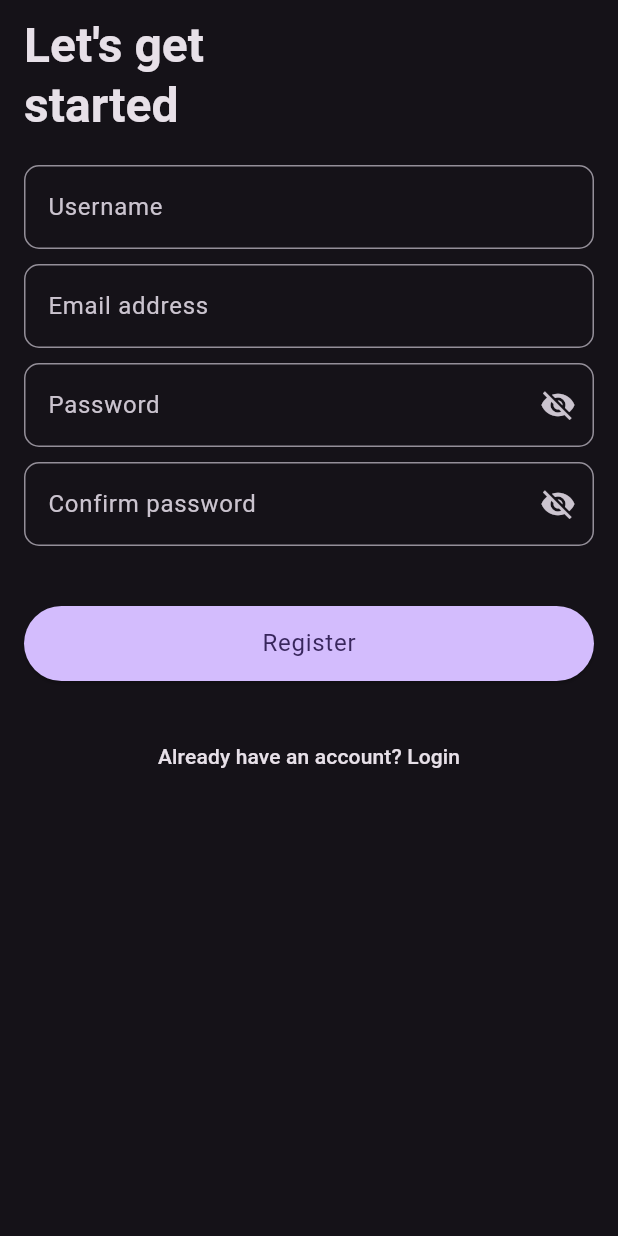
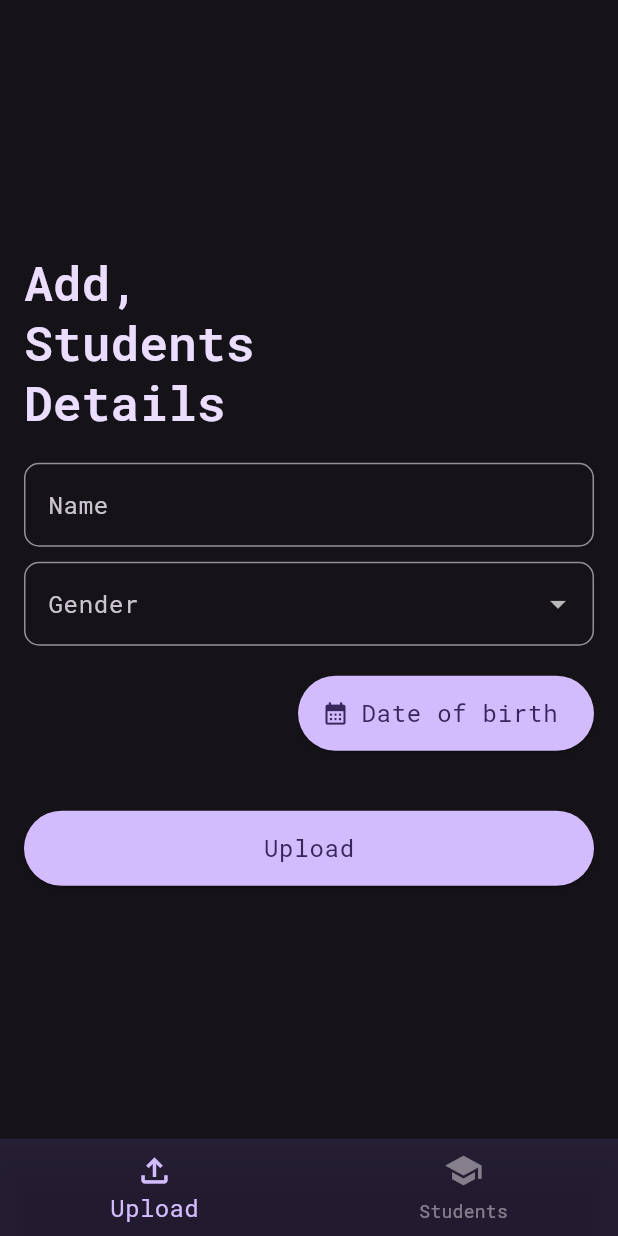
Before and after one commit to hinasahammed/ClassManage, a Flutter app: the screen it shows after launch, on a phone screen of 412 x 824 dp. Run offline on Flutter 3.47's test engine with Material 3 defaults, Android fonts, the phone set to English and light mode, and no system bars; our stand-ins replace gap, google_fonts.

Commit message:
added bottom bar,all studentd

```diff
--- /dev/null
+++ b/lib/all_students.dart
@@ -0,0 +1,30 @@
+import 'package:flutter/material.dart';
+
+class AllStudents extends StatelessWidget {
+  const AllStudents({super.key});
+
+  @override
+  Widget build(BuildContext context) {
+    final theme = Theme.of(context);
+    return Scaffold(
+      body: SafeArea(
+          child: SingleChildScrollView(
+        padding: const EdgeInsets.symmetric(
+          horizontal: 16,
+          vertical: 10,
+        ),
+        child: Column(
+          children: [
+            Text(
+              'All  ,\nStudents',
+              style: theme.textTheme.headlineLarge!.copyWith(
+                color: theme.colorScheme.onPrimaryContainer,
+                fontWeight: FontWeight.w600,
+              ),
+            ),
+          ],
+        ),
+      )),
+    );
+  }
+}
--- /dev/null
+++ b/lib/bottom_bar.dart
@@ -0,0 +1,48 @@
+import 'package:class_manage/all_students.dart';
+import 'package:class_manage/upload.dart';
+import 'package:flutter/material.dart';
+
+class BottomBar extends StatefulWidget {
+  const BottomBar({super.key});
+
+  @override
+  State<BottomBar> createState() => _BottomBarState();
+}
+
+class _BottomBarState extends State<BottomBar> {
+  int currentIndex = 0;
+  final List pages = [
+    const Upload(),
+    const AllStudents(),
+  ];
+  @override
+  Widget build(BuildContext context) {
+    final theme = Theme.of(context);
+    return Scaffold(
+      body: pages[currentIndex],
+      bottomNavigationBar: BottomNavigationBar(
+        onTap: (value) {
+          setState(() {
+            currentIndex = value;
+          });
+        },
+        currentIndex: currentIndex,
+        selectedItemColor: theme.colorScheme.primary,
+        selectedFontSize: 16,
+        iconSize: 26,
+        backgroundColor: theme.colorScheme.primaryContainer.withOpacity(.3),
+        unselectedItemColor: theme.colorScheme.onSurface.withOpacity(.5),
+        items: const [
+          BottomNavigationBarItem(
+            icon: Icon(Icons.file_upload_outlined),
+            label: 'Upload',
+          ),
+          BottomNavigationBarItem(
+            icon: Icon(Icons.school),
+            label: 'Students',
+          ),
+        ],
+      ),
+    );
+  }
+}
--- a/lib/custom_button.dart
+++ b/lib/custom_button.dart
@@ -3,17 +3,24 @@ import 'package:flutter/material.dart';
 class CustomButton extends StatelessWidget {
   final void Function()? onPressed;
   final String title;
-  const CustomButton({super.key, this.onPressed, required this.title});
+  final Widget? icon;
+  const CustomButton({
+    super.key,
+    this.onPressed,
+    required this.title,
+    this.icon,
+  });
 
   @override
   Widget build(BuildContext context) {
     final theme = Theme.of(context);
-    return ElevatedButton(
+    return ElevatedButton.icon(
       style: ElevatedButton.styleFrom(
         backgroundColor: theme.colorScheme.primary,
       ),
+      icon: icon,
       onPressed: onPressed,
-      child: Text(
+      label: Text(
         title,
         style: theme.textTheme.bodyLarge!.copyWith(
           color: theme.colorScheme.onPrimary,
--- a/lib/custom_textformfield.dart
+++ b/lib/custom_textformfield.dart
@@ -19,17 +19,22 @@ class CustomTextformfield extends StatelessWidget {
 
   @override
   Widget build(BuildContext context) {
+    final theme = Theme.of(context);
     return TextFormField(
       controller: controller,
       keyboardType: keyboardType,
       obscureText: obscureText,
       validator: validator,
+      style: theme.textTheme.bodyLarge!.copyWith(
+        color: theme.colorScheme.primary,
+      ),
       decoration: InputDecoration(
         border: OutlineInputBorder(
           borderRadius: BorderRadius.circular(10),
         ),
         label: Text(title),
         suffixIcon: suffixIcon,
+        focusColor: theme.colorScheme.primary,
       ),
     );
   }
--- a/lib/main.dart
+++ b/lib/main.dart
@@ -1,6 +1,6 @@
-import 'package:class_manage/login.dart';
-import 'package:class_manage/register.dart';
+import 'package:class_manage/bottom_bar.dart';
 import 'package:flutter/material.dart';
+import 'package:google_fonts/google_fonts.dart';
 
 void main() {
   runApp(const MyApp());
@@ -20,8 +20,9 @@
           brightness: Brightness.dark,
         ),
         useMaterial3: true,
+        textTheme: GoogleFonts.robotoMonoTextTheme()
       ),
-      home: const Register(),
+      home: const BottomBar(),
     );
   }
 }
--- /dev/null
+++ b/lib/upload.dart
@@ -0,0 +1,102 @@
+import 'package:class_manage/custom_button.dart';
+import 'package:class_manage/custom_textformfield.dart';
+import 'package:flutter/material.dart';
+import 'package:gap/gap.dart';
+
+class Upload extends StatelessWidget {
+  const Upload({super.key});
+
+  @override
+  Widget build(BuildContext context) {
+    final theme = Theme.of(context);
+    return Scaffold(
+      body: SafeArea(
+        child: Center(
+          child: SingleChildScrollView(
+            padding: const EdgeInsets.symmetric(
+              horizontal: 16,
+              vertical: 10,
+            ),
+            child: Column(
+              crossAxisAlignment: CrossAxisAlignment.start,
+              children: [
+                Text(
+                  'Add,\nStudents\nDetails',
+                  style: theme.textTheme.headlineLarge!.copyWith(
+                    color: theme.colorScheme.onPrimaryContainer,
+                    fontWeight: FontWeight.w600,
+                  ),
+                ),
+                const Gap(20),
+                CustomTextformfield(
+                  controller: TextEditingController(),
+                  keyboardType: TextInputType.name,
+                  validator: (value) {
+                    return null;
+                  },
+                  title: 'Name',
+                ),
+                const Gap(10),
+                DropdownButtonFormField(
+                  decoration: InputDecoration(
+                    border: OutlineInputBorder(
+                      borderRadius: BorderRadius.circular(10),
+                    ),
+                    label: const Text('Gender'),
+                  ),
+                  dropdownColor: theme.colorScheme.primaryContainer,
+                  borderRadius: BorderRadius.circular(20),
+                  items: [
+                    DropdownMenuItem(
+                      value: 'Male',
+                      child: Text(
+                        'Male',
+                        style: theme.textTheme.bodyLarge!.copyWith(
+                          color: theme.colorScheme.primary,
+                        ),
+                      ),
+                    ),
+                    DropdownMenuItem(
+                      value: 'Female',
+                      child: Text(
+                        'Female',
+                        style: theme.textTheme.bodyLarge!.copyWith(
+                          color: theme.colorScheme.primary,
+                        ),
+                      ),
+                    ),
+                  ],
+                  onChanged: (value) {},
+                ),
+                const Gap(20),
+                Align(
+                  alignment: Alignment.centerRight,
+                  child: SizedBox(
+                    height: 50,
+                    child: CustomButton(
+                      icon: Icon(
+                        Icons.calendar_month,
+                        color: theme.colorScheme.onPrimary,
+                      ),
+                      onPressed: () {},
+                      title: 'Date of birth',
+                    ),
+                  ),
+                ),
+                const Gap(40),
+                SizedBox(
+                  width: double.infinity,
+                  height: 50,
+                  child: CustomButton(
+                    onPressed: () {},
+                    title: 'Upload',
+                  ),
+                )
+              ],
+            ),
+          ),
+        ),
+      ),
+    );
+  }
+}
--- a/pubspec.yaml
+++ b/pubspec.yaml
@@ -36,6 +36,8 @@ dependencies:
   # Use with the CupertinoIcons class for iOS style icons.
   cupertino_icons: ^1.0.6
   gap: ^3.0.1
+  google_fonts: ^6.2.1
+  google_nav_bar: ^5.0.6
 
 dev_dependencies:
   flutter_test:
```
Also changed, not shown: pubspec.lock, 1 other file.
